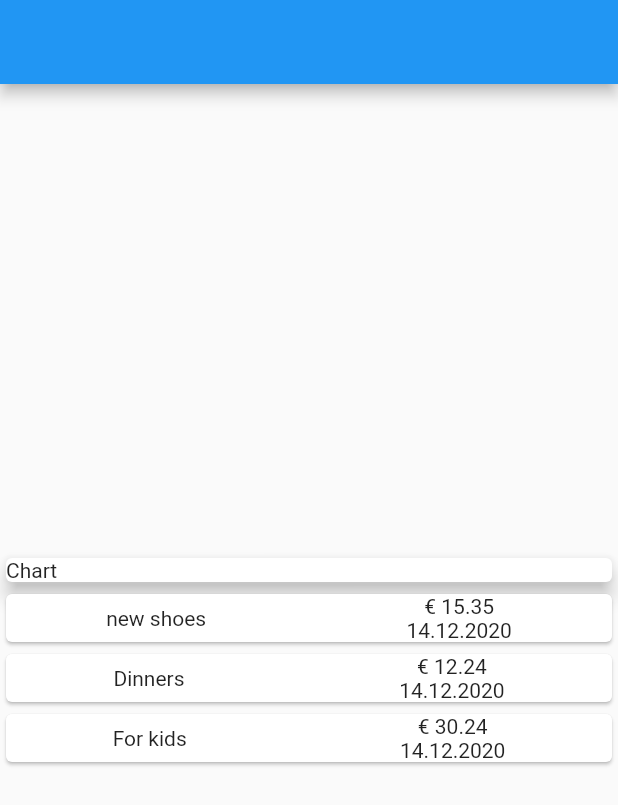
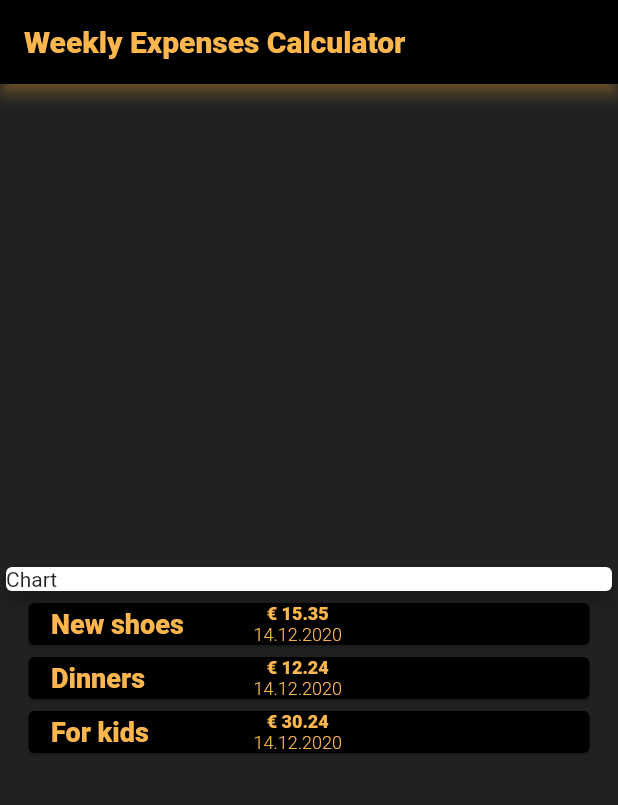
Before and after one commit to YourGuruNet/expense_calculator-Flutter, a Flutter app: the screen it shows after launch, on a phone screen of 412 x 824 dp. Shown: the top 805 px of the screen. Run offline on Flutter 3.47's test engine with Material 2 defaults, Android fonts, the phone set to English and light mode, and no system bars.

Commit message:
Basic card styling

```diff
--- a/lib/main.dart
+++ b/lib/main.dart
@@ -19,7 +19,7 @@ class MyApp extends StatelessWidget {
 class MyHomePage extends StatelessWidget {
   final List<Transcation> transcation = [
     Transcation(
-        id: 't1', title: 'new shoes', amount: 15.35, date: DateTime.now()),
+        id: 't1', title: 'New shoes', amount: 15.35, date: DateTime.now()),
     Transcation(
         id: 't2', title: 'Dinners', amount: 12.24, date: DateTime.now()),
     Transcation(
@@ -29,7 +29,16 @@ class MyHomePage extends StatelessWidget {
   @override
   Widget build(BuildContext context) {
     return Scaffold(
-        appBar: AppBar(),
+        backgroundColor: Colors.grey[900],
+        appBar: AppBar(
+          backgroundColor: Colors.black,
+          shadowColor: Colors.orange[300],
+          title: Text(
+            'Weekly Expenses Calculator',
+            style: TextStyle(
+                color: Colors.orange[300], fontWeight: FontWeight.w900),
+          ),
+        ),
         body: Column(
             mainAxisAlignment: MainAxisAlignment.center,
             children: <Widget>[
@@ -44,22 +53,47 @@ class MyHomePage extends StatelessWidget {
                 children: transcation.map((tx) {
                   return Container(
                     width: double.infinity,
+                    padding: EdgeInsets.only(left: 15, right: 15),
+                    child: Container(
                       child: Card(
+                        color: Colors.black,
                         child: Row(
-                        mainAxisAlignment: MainAxisAlignment.spaceAround,
                           children: [
-                          Text(tx.title),
+                            Container(
+                              width: 150,
+                              padding: EdgeInsets.only(left: 15, right: 20),
+                              child: Text(
+                                tx.title,
+                                style: TextStyle(
+                                    color: Colors.orange[300],
+                                    fontSize: 18,
+                                    fontWeight: FontWeight.w900),
+                              ),
+                            ),
                             Column(
                               children: [
-                              Text('\€ ' + tx.amount.toString()),
-                              Text(tx.date.day.toString() +
+                                Text(
+                                  '\€ ' + tx.amount.toString(),
+                                  style: TextStyle(
+                                      color: Colors.orange[300],
+                                      fontSize: 12,
+                                      fontWeight: FontWeight.w900),
+                                ),
+                                Text(
+                                  tx.date.day.toString() +
                                       "." +
                                       tx.date.month.toString() +
                                       "." +
-                                  tx.date.year.toString()),
+                                      tx.date.year.toString(),
+                                  style: TextStyle(
+                                      color: Colors.orange[300],
+                                      fontSize: 12,
+                                      fontWeight: FontWeight.w300),
+                                ),
                               ],
                             )
                           ],
+                        ),
                       ),
                     ),
                   );
```
Lines whose indentation alone changed are shown as unchanged.
